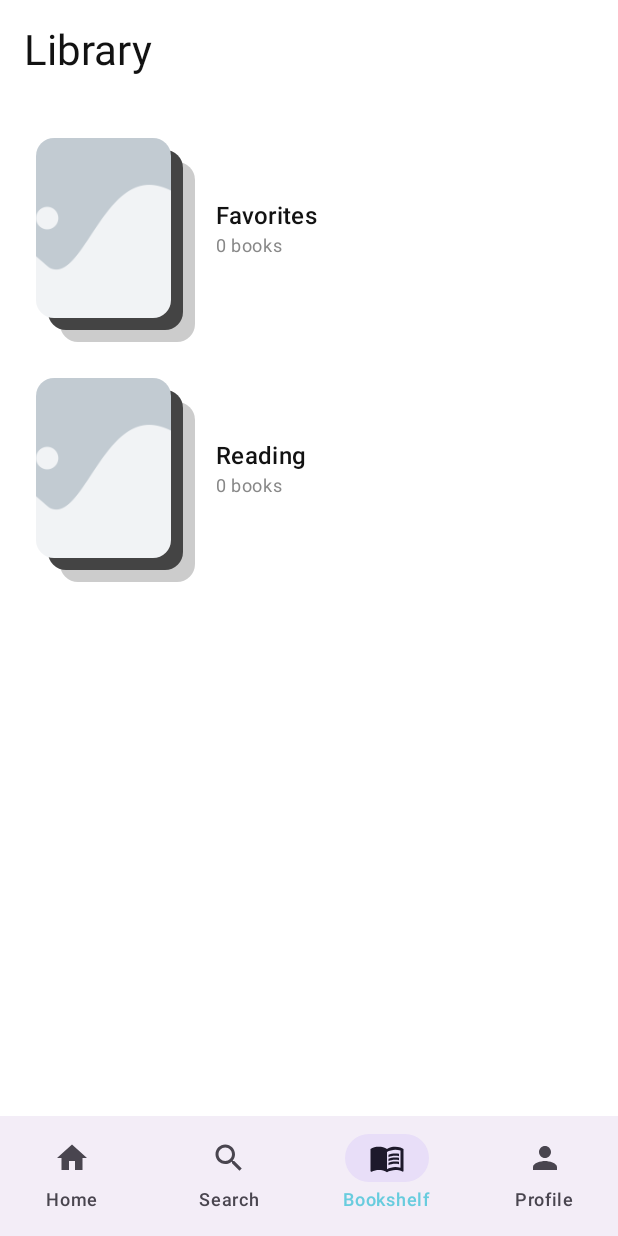
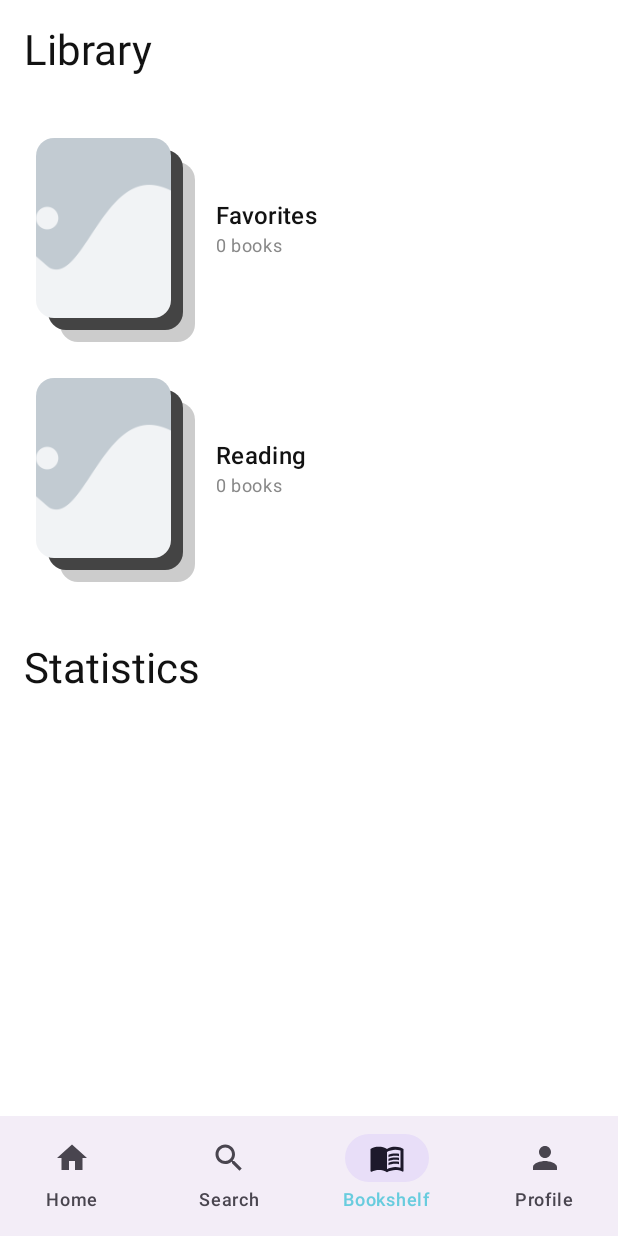
Before and after one commit to mariam-nadareishvili/tbc-bootcamp-final, an Android app built with Jetpack Compose: the BookShelfScreenRoute screen opened through its navigation route, on a phone screen of 412 x 824 dp. Run offline under Robolectric (Android 15) with nearby library versions, the phone set to English and light mode, and no system bars; our stand-ins replace Dagger/Hilt's generated code, accompanist, paging; pictures from the network do not load.

Commit message:
Implement pie chart statistics for bookshelf

```diff
--- a/app/build.gradle.kts
+++ b/app/build.gradle.kts
@@ -112,4 +112,6 @@ dependencies {
     implementation(libs.accompanist.pager)
     implementation(libs.accompanist.pager.indicators)
     implementation(libs.kotlinx.datetime)
+
+    implementation(libs.ycharts)
 }
--- a/app/src/main/java/com/tbc/bookli/presentation/screen/bookshelf/BookShelfScreen.kt
+++ b/app/src/main/java/com/tbc/bookli/presentation/screen/bookshelf/BookShelfScreen.kt
@@ -13,6 +13,8 @@ import androidx.compose.foundation.layout.height
 import androidx.compose.foundation.layout.offset
 import androidx.compose.foundation.layout.padding
 import androidx.compose.foundation.layout.width
+import androidx.compose.foundation.rememberScrollState
+import androidx.compose.foundation.verticalScroll
 import androidx.compose.material3.MaterialTheme
 import androidx.compose.material3.Text
 import androidx.compose.runtime.Composable
@@ -65,7 +67,11 @@ fun BookShelfScreen(
     state: BookShelfUiState,
     onEvent: (BookShelfEvent) -> Unit,
 ) {
-    Column(modifier = Modifier.fillMaxSize()) {
+    Column(
+        modifier = Modifier
+            .fillMaxSize()
+            .verticalScroll(rememberScrollState())
+    ) {
         Text(
             text = "Library",
             style = MaterialTheme.typography.headlineMedium,
@@ -85,9 +91,6 @@ fun BookShelfScreen(
                 }
             )
             Spacer(Modifier.height(8.dp))
-        }
-
-        Column {
             ReadingListItem(
                 books = state.readingBooks,
                 title = BookStatus.Reading.value,
@@ -97,7 +100,17 @@ fun BookShelfScreen(
                     )
                 }
             )
-            Spacer(Modifier.height(8.dp))
+            Spacer(Modifier.height(40.dp))
+            Text(
+                text = "Statistics",
+                style = MaterialTheme.typography.headlineMedium,
+                modifier = Modifier.padding(horizontal = 16.dp)
+            )
+            if (state.favoriteBooks.isNotEmpty() || state.readingBooks.isNotEmpty()) {
+                Spacer(Modifier.height(8.dp))
+
+                RotatingCirclePieChart(books = state.favoriteBooks + state.readingBooks)
+            }
         }
     }
 }
--- a/gradle/libs.versions.toml
+++ b/gradle/libs.versions.toml
@@ -43,6 +43,7 @@ hilt_navigation = "1.2.0"
 accompanist = "0.33.2-alpha"
 paging = "3.3.6"
 coil = "2.6.0"
+ycharts = "2.1.0"
 
 [libraries]
 accompanist-pager = { module = "com.google.accompanist:accompanist-pager", version.ref = "accompanistPager" }
@@ -93,6 +94,7 @@ androidx-hilt-navigation-compose = { group = "androidx.hilt", name = "hilt-navig
 accompanist-permissions = { group = "com.google.accompanist", name = "accompanist-permissions", version.ref = "accompanist" }
 androidx-paging-compose = { group = "androidx.paging", name = "paging-compose", version.ref = "paging" }
 coil-compose = { group = "io.coil-kt", name = "coil-compose", version.ref = "coil" }
+ycharts = { module = "co.yml:ycharts", version.ref = "ycharts" }
 
 [plugins]
 android-application = { id = "com.android.application", version.ref = "agp" }
```
Also changed, not shown: app/src/main/AndroidManifest.xml (+3 -6 lines), app/src/main/java/com/tbc/bookli/presentation/screen/bookshelf/SimplePieChart.kt (added, +154 -0 lines).
